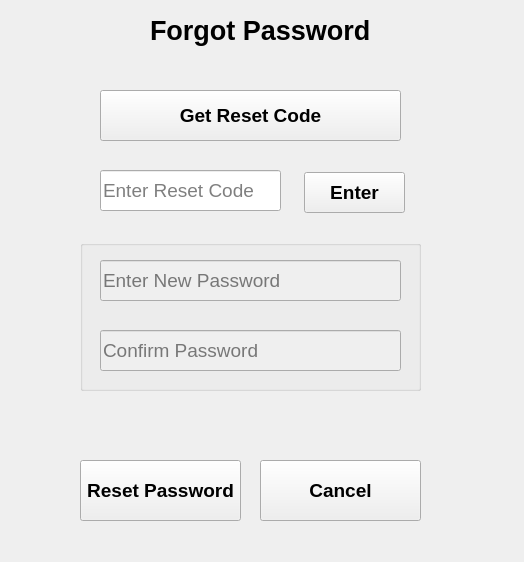
The window that forgotpassword.ui (jeanfermaint/LibraryGUI) describes before a commit, drawn with Qt 5.
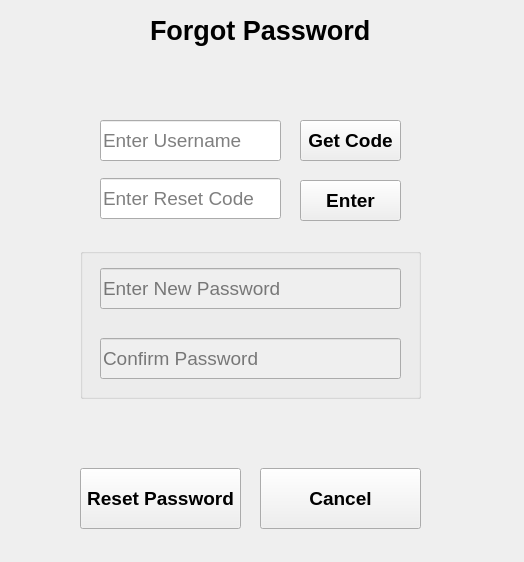
The same window after the commit.

The edit to the form file:
```diff
--- a/forgotpassword.ui
+++ b/forgotpassword.ui
@@ -23,7 +23,7 @@
    <property name="geometry">
     <rect>
      <x>80</x>
-     <y>460</y>
+     <y>468</y>
      <width>161</width>
      <height>61</height>
     </rect>
@@ -44,7 +44,7 @@
    <property name="geometry">
     <rect>
      <x>100</x>
-     <y>170</y>
+     <y>178</y>
      <width>181</width>
      <height>41</height>
     </rect>
@@ -66,7 +66,7 @@
    <property name="geometry">
     <rect>
      <x>60</x>
-     <y>400</y>
+     <y>418</y>
      <width>371</width>
      <height>31</height>
     </rect>
@@ -85,7 +85,7 @@
    <property name="geometry">
     <rect>
      <x>260</x>
-     <y>460</y>
+     <y>468</y>
      <width>161</width>
      <height>61</height>
     </rect>
@@ -130,7 +130,7 @@
    <property name="geometry">
     <rect>
      <x>80</x>
-     <y>240</y>
+     <y>248</y>
      <width>341</width>
      <height>151</height>
     </rect>
@@ -182,10 +182,10 @@
   <widget class="QPushButton" name="pushButton_3">
    <property name="geometry">
     <rect>
-     <x>100</x>
-     <y>90</y>
-     <width>301</width>
-     <height>51</height>
+     <x>300</x>
+     <y>120</y>
+     <width>101</width>
+     <height>41</height>
     </rect>
    </property>
    <property name="font">
@@ -197,14 +197,14 @@
     </font>
    </property>
    <property name="text">
-    <string>Get Reset Code</string>
+    <string>Get Code</string>
    </property>
   </widget>
   <widget class="QPushButton" name="pushButton_4">
    <property name="geometry">
     <rect>
-     <x>304</x>
-     <y>172</y>
+     <x>300</x>
+     <y>180</y>
      <width>101</width>
      <height>41</height>
     </rect>
@@ -221,6 +221,25 @@
     <string>Enter</string>
    </property>
   </widget>
+  <widget class="QLineEdit" name="lineEdit_4">
+   <property name="geometry">
+    <rect>
+     <x>100</x>
+     <y>120</y>
+     <width>181</width>
+     <height>41</height>
+    </rect>
+   </property>
+   <property name="font">
+    <font>
+     <family>Segoe UI</family>
+     <pointsize>14</pointsize>
+    </font>
+   </property>
+   <property name="placeholderText">
+    <string>Enter Username</string>
+   </property>
+  </widget>
  </widget>
  <resources/>
  <connections/>
```
